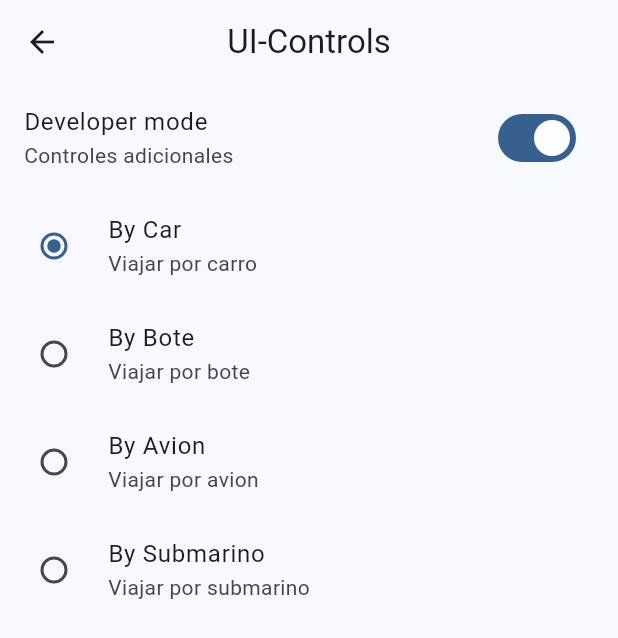
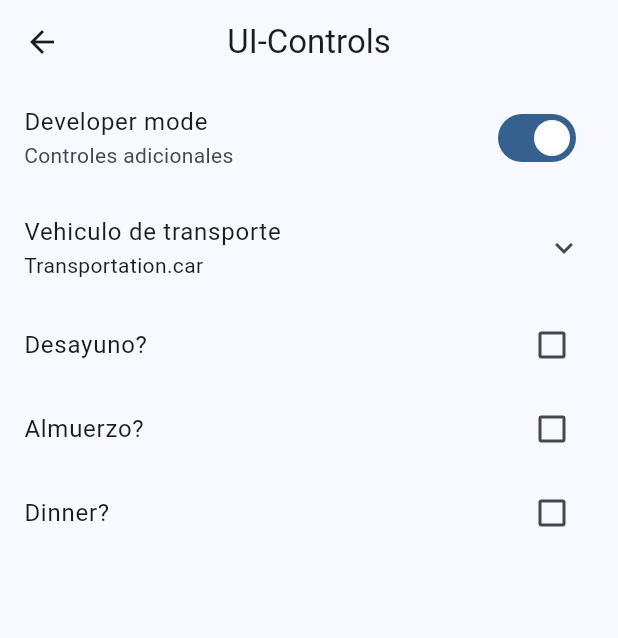
Before and after one commit to martinezrmena/widgets_app, a Flutter app: the UiControlsScreen screen opened directly, on a phone screen of 412 x 824 dp. Shown: the top 638 px of the screen. Run offline on Flutter 3.47's test engine with Material 3 defaults, Android fonts, the phone set to English and light mode, and no system bars; our stand-ins replace go_router; statements that could not run were skipped.

Commit message:
ui screen terminado.

```diff
--- a/lib/presentation/screens/ui_controls/ui_controls_screen.dart
+++ b/lib/presentation/screens/ui_controls/ui_controls_screen.dart
@@ -29,6 +29,10 @@
   bool isDeveloper = true;
   Transportation selectedTransportation = Transportation.car;
 
+  bool wantsBreakfast = false;
+  bool wantsLunch = false;
+  bool wantsDinner = false;
+
   @override
   Widget build(BuildContext context) {
     return ListView(
@@ -41,7 +45,10 @@
             onChanged: (value) => setState(() {
                   isDeveloper = isDeveloper;
                 })),
-
+        ExpansionTile(
+          title: const Text('Vehiculo de transporte'),
+          subtitle: Text('$selectedTransportation'),
+          children: [
             RadioListTile(
               title: const Text('By Car'),
               subtitle: const Text('Viajar por carro'),
@@ -79,6 +86,33 @@
               }),
             ),
           ],
+        ),
+
+
+        CheckboxListTile(
+          title: const Text('Desayuno?'),
+          value: wantsBreakfast,
+          onChanged: (value) => setState(() {
+            wantsBreakfast = !wantsBreakfast;
+          }),
+        ),
+
+        CheckboxListTile(
+          title: const Text('Almuerzo?'),
+          value: wantsLunch,
+          onChanged: (value) => setState(() {
+            wantsLunch = !wantsLunch;
+          })
+        ),
+
+        CheckboxListTile(
+          title: const Text('Dinner?'),
+          value: wantsDinner,
+          onChanged: (value) => setState(() {
+            wantsDinner = !wantsDinner;
+          })
+        ),
+      ],
     );
   }
 }
```
Lines whose indentation alone changed are shown as unchanged.
